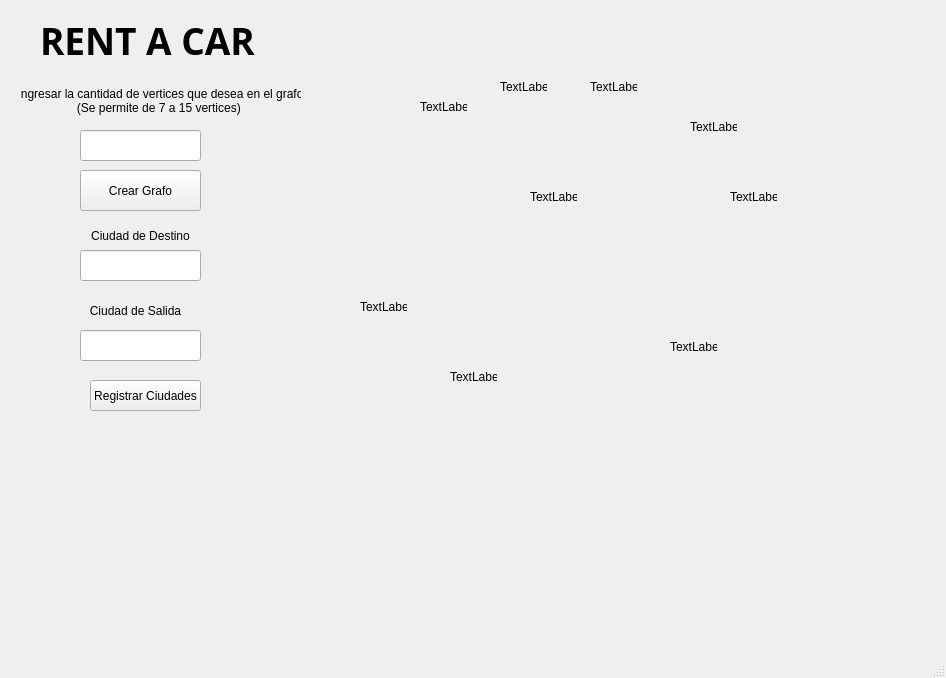
First picture: the form in prueba/mainwindow.ui, repository olman2020/PruebaProyecto2, before the edit.
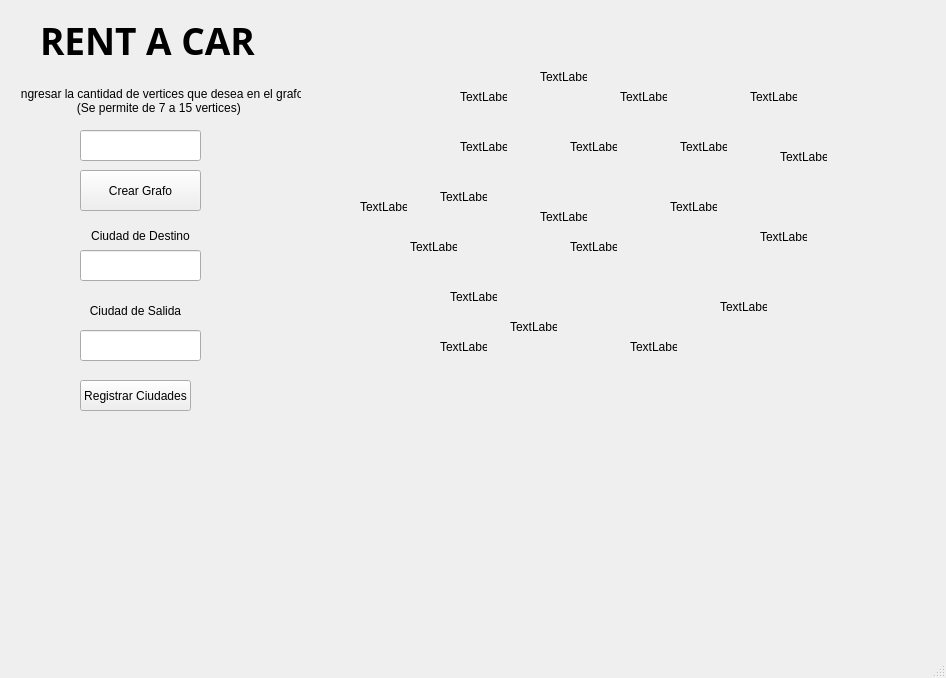
Second picture: the form after the edit.

What changed in the file:
```diff
--- a/prueba/mainwindow.ui
+++ b/prueba/mainwindow.ui
@@ -155,7 +155,7 @@
    <widget class="QPushButton" name="ciudadesBoton">
     <property name="geometry">
      <rect>
-      <x>90</x>
+      <x>80</x>
       <y>380</y>
       <width>111</width>
       <height>31</height>
@@ -656,7 +656,7 @@
      </rect>
     </property>
     <property name="text">
-     <string>TextLabel</string>
+     <string/>
     </property>
    </widget>
    <widget class="QLabel" name="LilaG7">
@@ -669,7 +669,7 @@
      </rect>
     </property>
     <property name="text">
-     <string>TextLabel</string>
+     <string/>
     </property>
    </widget>
    <widget class="QLabel" name="VerdeOscuroG7">
@@ -682,7 +682,7 @@
      </rect>
     </property>
     <property name="text">
-     <string>TextLabel</string>
+     <string/>
     </property>
    </widget>
    <widget class="QLabel" name="NaranjaG7">
@@ -695,7 +695,7 @@
      </rect>
     </property>
     <property name="text">
-     <string>TextLabel</string>
+     <string/>
     </property>
    </widget>
    <widget class="QLabel" name="AzulG7">
@@ -708,7 +708,7 @@
      </rect>
     </property>
     <property name="text">
-     <string>TextLabel</string>
+     <string/>
     </property>
    </widget>
    <widget class="QLabel" name="RojoG7">
@@ -721,7 +721,7 @@
      </rect>
     </property>
     <property name="text">
-     <string>TextLabel</string>
+     <string/>
     </property>
    </widget>
    <widget class="QLabel" name="MoradoG7">
@@ -734,7 +734,7 @@
      </rect>
     </property>
     <property name="text">
-     <string>TextLabel</string>
+     <string/>
     </property>
    </widget>
    <widget class="QLabel" name="VOaNG7">
@@ -747,14 +747,378 @@
      </rect>
     </property>
     <property name="text">
-     <string>TextLabel</string>
+     <string/>
     </property>
    </widget>
    <widget class="QLabel" name="NaRG7">
     <property name="geometry">
      <rect>
-      <x>690</x>
+      <x>660</x>
       <y>120</y>
+      <width>47</width>
+      <height>13</height>
+     </rect>
+    </property>
+    <property name="text">
+     <string/>
+    </property>
+   </widget>
+   <widget class="QLabel" name="AMaVOG7">
+    <property name="geometry">
+     <rect>
+      <x>350</x>
+      <y>190</y>
+      <width>47</width>
+      <height>13</height>
+     </rect>
+    </property>
+    <property name="text">
+     <string/>
+    </property>
+   </widget>
+   <widget class="QLabel" name="LaAZG7">
+    <property name="geometry">
+     <rect>
+      <x>480</x>
+      <y>270</y>
+      <width>47</width>
+      <height>13</height>
+     </rect>
+    </property>
+    <property name="text">
+     <string/>
+    </property>
+   </widget>
+   <widget class="QLabel" name="MaAZ">
+    <property name="geometry">
+     <rect>
+      <x>600</x>
+      <y>290</y>
+      <width>47</width>
+      <height>13</height>
+     </rect>
+    </property>
+    <property name="text">
+     <string/>
+    </property>
+   </widget>
+   <widget class="QLabel" name="RaMG7">
+    <property name="geometry">
+     <rect>
+      <x>710</x>
+      <y>260</y>
+      <width>47</width>
+      <height>13</height>
+     </rect>
+    </property>
+    <property name="text">
+     <string/>
+    </property>
+   </widget>
+   <widget class="QLabel" name="AMaLG7">
+    <property name="geometry">
+     <rect>
+      <x>390</x>
+      <y>340</y>
+      <width>47</width>
+      <height>13</height>
+     </rect>
+    </property>
+    <property name="text">
+     <string/>
+    </property>
+   </widget>
+   <widget class="QLabel" name="AZaAMG7">
+    <property name="geometry">
+     <rect>
+      <x>410</x>
+      <y>230</y>
+      <width>47</width>
+      <height>13</height>
+     </rect>
+    </property>
+    <property name="text">
+     <string/>
+    </property>
+   </widget>
+   <widget class="QLabel" name="RaAZG7">
+    <property name="geometry">
+     <rect>
+      <x>610</x>
+      <y>210</y>
+      <width>47</width>
+      <height>13</height>
+     </rect>
+    </property>
+    <property name="text">
+     <string/>
+    </property>
+   </widget>
+   <widget class="QLabel" name="VOaRG7">
+    <property name="geometry">
+     <rect>
+      <x>520</x>
+      <y>150</y>
+      <width>47</width>
+      <height>13</height>
+     </rect>
+    </property>
+    <property name="text">
+     <string/>
+    </property>
+   </widget>
+   <widget class="QLabel" name="VerdeClaroG8">
+    <property name="geometry">
+     <rect>
+      <x>360</x>
+      <y>200</y>
+      <width>47</width>
+      <height>13</height>
+     </rect>
+    </property>
+    <property name="text">
+     <string>TextLabel</string>
+    </property>
+   </widget>
+   <widget class="QLabel" name="NaranjaG8">
+    <property name="geometry">
+     <rect>
+      <x>460</x>
+      <y>90</y>
+      <width>47</width>
+      <height>13</height>
+     </rect>
+    </property>
+    <property name="text">
+     <string>TextLabel</string>
+    </property>
+   </widget>
+   <widget class="QLabel" name="AzulG8">
+    <property name="geometry">
+     <rect>
+      <x>440</x>
+      <y>340</y>
+      <width>47</width>
+      <height>13</height>
+     </rect>
+    </property>
+    <property name="text">
+     <string>TextLabel</string>
+    </property>
+   </widget>
+   <widget class="QLabel" name="AmarilloG8">
+    <property name="geometry">
+     <rect>
+      <x>540</x>
+      <y>210</y>
+      <width>47</width>
+      <height>13</height>
+     </rect>
+    </property>
+    <property name="text">
+     <string>TextLabel</string>
+    </property>
+   </widget>
+   <widget class="QLabel" name="MoradoG8">
+    <property name="geometry">
+     <rect>
+      <x>630</x>
+      <y>340</y>
+      <width>47</width>
+      <height>13</height>
+     </rect>
+    </property>
+    <property name="text">
+     <string>TextLabel</string>
+    </property>
+   </widget>
+   <widget class="QLabel" name="RojoG8">
+    <property name="geometry">
+     <rect>
+      <x>620</x>
+      <y>90</y>
+      <width>47</width>
+      <height>13</height>
+     </rect>
+    </property>
+    <property name="text">
+     <string>TextLabel</string>
+    </property>
+   </widget>
+   <widget class="QLabel" name="LilaG8">
+    <property name="geometry">
+     <rect>
+      <x>750</x>
+      <y>90</y>
+      <width>47</width>
+      <height>13</height>
+     </rect>
+    </property>
+    <property name="text">
+     <string>TextLabel</string>
+    </property>
+   </widget>
+   <widget class="QLabel" name="VerdeOscuroG8">
+    <property name="geometry">
+     <rect>
+      <x>760</x>
+      <y>230</y>
+      <width>47</width>
+      <height>13</height>
+     </rect>
+    </property>
+    <property name="text">
+     <string>TextLabel</string>
+    </property>
+   </widget>
+   <widget class="QLabel" name="AMaAZG8">
+    <property name="geometry">
+     <rect>
+      <x>450</x>
+      <y>290</y>
+      <width>47</width>
+      <height>13</height>
+     </rect>
+    </property>
+    <property name="text">
+     <string>TextLabel</string>
+    </property>
+   </widget>
+   <widget class="QLabel" name="VCaMG8">
+    <property name="geometry">
+     <rect>
+      <x>410</x>
+      <y>240</y>
+      <width>47</width>
+      <height>13</height>
+     </rect>
+    </property>
+    <property name="text">
+     <string>TextLabel</string>
+    </property>
+   </widget>
+   <widget class="QLabel" name="AMaVCG8">
+    <property name="geometry">
+     <rect>
+      <x>440</x>
+      <y>190</y>
+      <width>47</width>
+      <height>13</height>
+     </rect>
+    </property>
+    <property name="text">
+     <string>TextLabel</string>
+    </property>
+   </widget>
+   <widget class="QLabel" name="AZaVOG8">
+    <property name="geometry">
+     <rect>
+      <x>510</x>
+      <y>320</y>
+      <width>47</width>
+      <height>13</height>
+     </rect>
+    </property>
+    <property name="text">
+     <string>TextLabel</string>
+    </property>
+   </widget>
+   <widget class="QLabel" name="NaAMG8">
+    <property name="geometry">
+     <rect>
+      <x>460</x>
+      <y>140</y>
+      <width>47</width>
+      <height>13</height>
+     </rect>
+    </property>
+    <property name="text">
+     <string>TextLabel</string>
+    </property>
+   </widget>
+   <widget class="QLabel" name="RaNG8">
+    <property name="geometry">
+     <rect>
+      <x>540</x>
+      <y>70</y>
+      <width>47</width>
+      <height>13</height>
+     </rect>
+    </property>
+    <property name="text">
+     <string>TextLabel</string>
+    </property>
+   </widget>
+   <widget class="QLabel" name="AMaRG8">
+    <property name="geometry">
+     <rect>
+      <x>570</x>
+      <y>140</y>
+      <width>47</width>
+      <height>13</height>
+     </rect>
+    </property>
+    <property name="text">
+     <string>TextLabel</string>
+    </property>
+   </widget>
+   <widget class="QLabel" name="VOaMG8">
+    <property name="geometry">
+     <rect>
+      <x>720</x>
+      <y>300</y>
+      <width>47</width>
+      <height>13</height>
+     </rect>
+    </property>
+    <property name="text">
+     <string>TextLabel</string>
+    </property>
+   </widget>
+   <widget class="QLabel" name="LaVOG">
+    <property name="geometry">
+     <rect>
+      <x>780</x>
+      <y>150</y>
+      <width>47</width>
+      <height>13</height>
+     </rect>
+    </property>
+    <property name="text">
+     <string>TextLabel</string>
+    </property>
+   </widget>
+   <widget class="QLabel" name="VOaRG8">
+    <property name="geometry">
+     <rect>
+      <x>680</x>
+      <y>140</y>
+      <width>47</width>
+      <height>13</height>
+     </rect>
+    </property>
+    <property name="text">
+     <string>TextLabel</string>
+    </property>
+   </widget>
+   <widget class="QLabel" name="VOaAMG8">
+    <property name="geometry">
+     <rect>
+      <x>670</x>
+      <y>200</y>
+      <width>47</width>
+      <height>13</height>
+     </rect>
+    </property>
+    <property name="text">
+     <string>TextLabel</string>
+    </property>
+   </widget>
+   <widget class="QLabel" name="MaAMG8">
+    <property name="geometry">
+     <rect>
+      <x>570</x>
+      <y>240</y>
       <width>47</width>
       <height>13</height>
      </rect>
```
Left out of the diff: 2 changed lines with no effect on the pictures.
